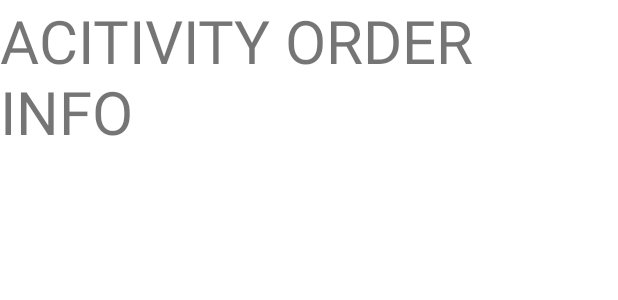
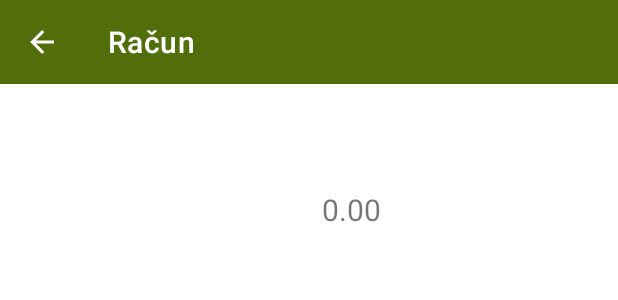
Before and after one commit to imranspahic/NRS-projekat, an Android app: the layout activity_order_info.xml on its own in the app's theme, with its tools: preview values and no code run, on a phone screen of 412 x 824 dp. Shown: the top 300 px of the screen. Run offline under Robolectric (Android 15) with nearby library versions, the phone set to English and light mode, and no system bars.

Commit message:
Kao Korisnik želim imati mogućnost Izdavanja računa za narudžbu #42

```diff
--- /dev/null
+++ b/app/src/main/res/drawable/checkout.xml
@@ -0,0 +1,21 @@
+<?xml version="1.0" encoding="utf-8"?>
+<shape xmlns:android="http://schemas.android.com/apk/res/android"
+    android:shape="rectangle" >
+
+    <!-- View background color -->
+    <solid
+        android:color="@color/white" >
+    </solid>
+
+    <!-- View border color and width -->
+    <stroke
+        android:width="0dp"
+        android:color="@color/black" >
+    </stroke>
+
+    <!-- The radius makes the corners rounded -->
+    <corners
+        android:radius="0dp"   >
+    </corners>
+
+</shape>
--- a/app/src/main/res/layout/activity_order_info.xml
+++ b/app/src/main/res/layout/activity_order_info.xml
@@ -1,15 +1,50 @@
 <?xml version="1.0" encoding="utf-8"?>
-<androidx.coordinatorlayout.widget.CoordinatorLayout xmlns:android="http://schemas.android.com/apk/res/android"
+<androidx.constraintlayout.widget.ConstraintLayout xmlns:android="http://schemas.android.com/apk/res/android"
     xmlns:app="http://schemas.android.com/apk/res-auto"
     xmlns:tools="http://schemas.android.com/tools"
+    android:id="@+id/coordinatorLayout2"
     android:layout_width="match_parent"
     android:layout_height="match_parent"
     tools:context=".OrderInfoActivity">
 
+  <com.google.android.material.appbar.MaterialToolbar
+      android:id="@+id/racunToolbar"
+      android:layout_width="match_parent"
+      android:layout_height="wrap_content"
+      android:background="?attr/colorPrimary"
+      android:backgroundTint="@color/main_green_dark"
+      android:minHeight="?attr/actionBarSize"
+      android:theme="?attr/actionBarTheme"
+      app:layout_constraintEnd_toEndOf="parent"
+      app:layout_constraintStart_toStartOf="parent"
+      app:layout_constraintTop_toTopOf="parent"
+      app:navigationIcon="@drawable/arrow_left"
+      app:navigationIconTint="@color/white"
+      app:title="Račun"
+      app:titleTextColor="@color/white" />
+
   <TextView
-      android:layout_width="wrap_content"
-      android:layout_height="wrap_content"
-      android:text="ACITIVITY ORDER INFO"
-      android:textSize="40sp" />
+      android:id="@+id/iznosZaPlatiti"
+      android:layout_width="115dp"
+      android:layout_height="75dp"
+      android:layout_marginStart="120dp"
+      android:layout_marginTop="70dp"
+      android:layout_marginEnd="120dp"
+      android:background="@drawable/checkout"
+      android:gravity="center_horizontal"
+      android:text="0.00"
+      android:textSize="20sp"
+      app:layout_constraintEnd_toEndOf="parent"
+      app:layout_constraintHorizontal_bias="1.0"
+      app:layout_constraintStart_toStartOf="parent"
+      app:layout_constraintTop_toBottomOf="@+id/racunToolbar" />
 
-</androidx.coordinatorlayout.widget.CoordinatorLayout>
+  <androidx.recyclerview.widget.RecyclerView
+      android:id="@+id/listaNarucenihArtikala"
+      android:layout_width="358dp"
+      android:layout_height="437dp"
+      android:layout_marginTop="20dp"
+      app:layout_constraintTop_toBottomOf="@+id/iznosZaPlatiti"
+      tools:layout_editor_absoluteX="1dp" />
+
+</androidx.constraintlayout.widget.ConstraintLayout>
```
Also changed, not shown: app/src/main/java/ba/etf/nrsprojekat/OrderInfoActivity.kt (+45 -6 lines), app/src/main/java/ba/etf/nrsprojekat/services/OrderServices.kt (+62 -5 lines), app/src/main/java/ba/etf/nrsprojekat/view/CheckoutAdapter.kt (added, +42 -0 lines), app/src/main/res/layout/checkout_single_product_item.xml (added, +27 -0 lines).
